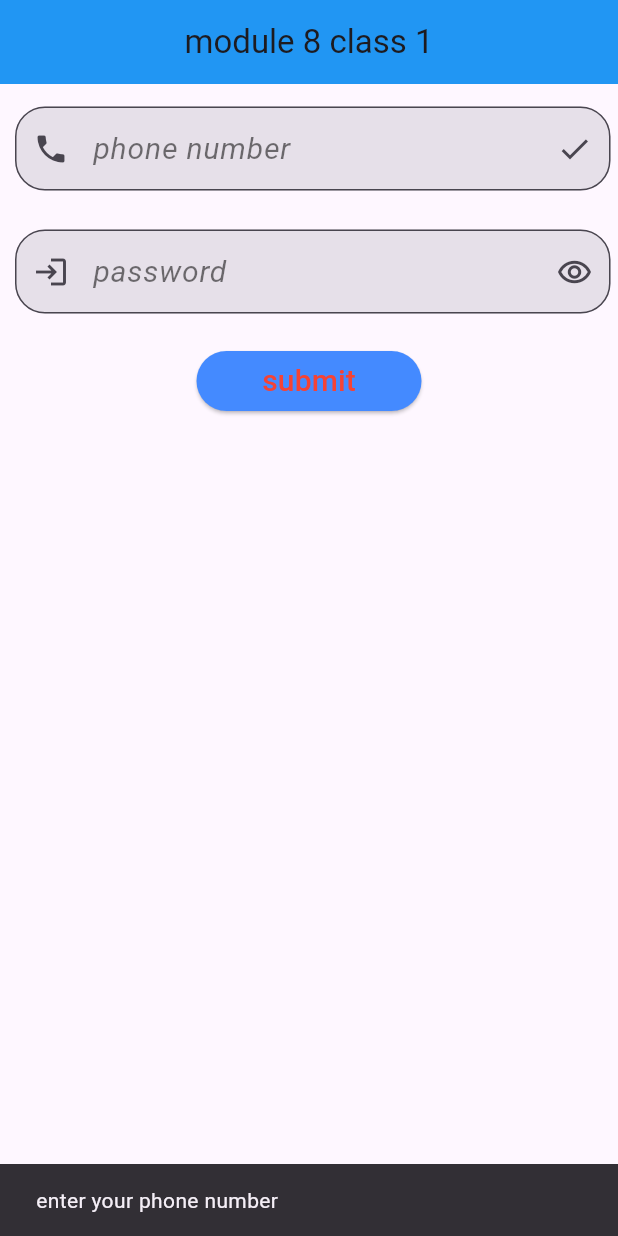
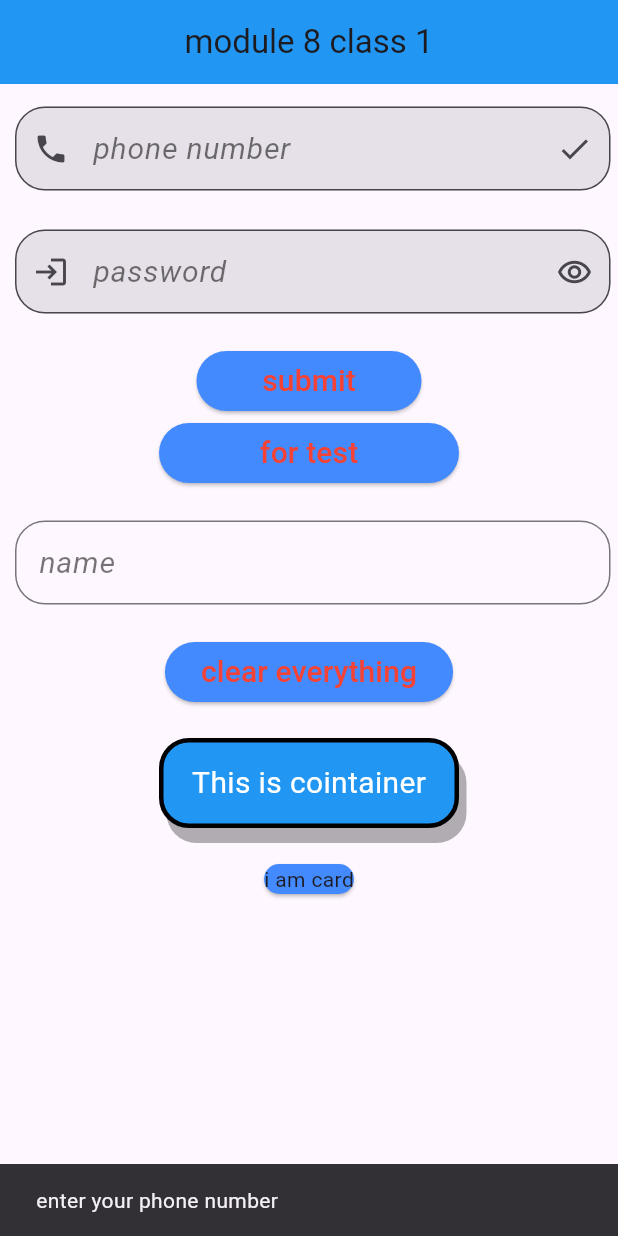
Before and after one commit to MIR-RIAZUL/ostad_11, a Flutter app: the screen it shows after launch, after a tap on "submit", on a phone screen of 412 x 824 dp. Run offline on Flutter 3.47's test engine with Material 3 defaults, Android fonts, the phone set to English and light mode, and no system bars.

Commit message:
end of module 8 ..class 1

```diff
--- a/lib/module_8/class1.dart
+++ b/lib/module_8/class1.dart
@@ -7,6 +7,8 @@ class class1 extends StatelessWidget {
   Widget build(BuildContext context) {
     TextEditingController phonecontrollor = TextEditingController();
     TextEditingController passwordcontroller = TextEditingController();
+    TextEditingController namecontroller = TextEditingController();
+
     return Scaffold(
       appBar: AppBar(
         title: Text("module 8 class 1"),
@@ -18,7 +20,7 @@ class class1 extends StatelessWidget {
           Padding(
             padding: const EdgeInsets.fromLTRB(10, 15, 5, 5),
             child: TextField(
-              keyboardType:TextInputType.phone,
+              keyboardType: TextInputType.phone,
               controller: phonecontrollor,
               decoration: InputDecoration(
                 filled: true,
@@ -46,13 +48,12 @@ class class1 extends StatelessWidget {
               obscureText: true,
               controller: passwordcontroller,
               decoration: InputDecoration(
-
                 filled: true,
                 focusColor: Colors.blue,
                 hintText: "enter your password:",
                 labelText: "password",
                 prefixIcon: Icon(Icons.login),
-                suffixIcon: Icon(Icons.remove_red_eye_outlined  ),
+                suffixIcon: Icon(Icons.remove_red_eye_outlined),
 
                 hintStyle: TextStyle(color: Colors.pink, fontSize: 15),
                 labelStyle: TextStyle(
@@ -68,7 +69,6 @@ class class1 extends StatelessWidget {
           ),
           SizedBox(height: 20),
 
-
           SizedBox(
             width: 150,
 
@@ -78,26 +78,19 @@ class class1 extends StatelessWidget {
                 foregroundColor: Colors.white,
               ),
               onPressed: () {
-                if(phonecontrollor.text.isEmpty){
+                if (phonecontrollor.text.isEmpty) {
                   ScaffoldMessenger.of(context).showSnackBar(
-                    SnackBar(content: Text("enter your phone number"))
+                    SnackBar(content: Text("enter your phone number")),
                   );
+                } else if (phonecontrollor.text.length < 11) {
+                  ScaffoldMessenger.of(context).showSnackBar(
+                    SnackBar(content: Text("enter valid phone number")),
+                  );
+                } else {
+                  ScaffoldMessenger.of(
+                    context,
+                  ).showSnackBar(SnackBar(content: Text(phonecontrollor.text)));
                 }
-                else if(phonecontrollor.text.length < 11)
-                {
-                  ScaffoldMessenger.of(context).showSnackBar(
-                      SnackBar(content: Text("enter valid phone number"))
-                  );
-
-                }
-                else
-                  {
-                    ScaffoldMessenger.of(context).showSnackBar(
-                        SnackBar(content: Text(phonecontrollor.text)),
-                    );
-                  }
-
-
               },
               child: Text(
                 "submit",
@@ -105,6 +98,86 @@ class class1 extends StatelessWidget {
               ),
             ),
           ),
+          SizedBox(
+            width: 200,
+            child: ElevatedButton(
+              style: ElevatedButton.styleFrom(
+                backgroundColor: Colors.blueAccent,
+                foregroundColor: Colors.white,
+              ),
+              onPressed: () {
+                ScaffoldMessenger.of(
+                  context,
+                ).showSnackBar(SnackBar(content: Text(namecontroller.text)));
+              },
+              child: Text(
+                "for test",
+                style: TextStyle(color: Colors.red, fontSize: 20),
+              ),
+            ),
+          ),
+          SizedBox(height: 20),
+          Padding(
+            padding: const EdgeInsets.fromLTRB(10, 1, 5, 1),
+            child: TextField(
+              controller: namecontroller,
+              decoration: InputDecoration(
+                hintText: "enter your name",
+                labelText: "name",
+                hintStyle: TextStyle(color: Colors.pink, fontSize: 15),
+                labelStyle: TextStyle(
+                  color: Colors.black54,
+                  fontSize: 20,
+                  fontStyle: FontStyle.italic,
+                ),
+                border: OutlineInputBorder(
+                  borderRadius: BorderRadius.circular(20),
+                ),
+              ),
+            ),
+          ),
+          SizedBox(height: 20),
+          ElevatedButton(
+            style: ElevatedButton.styleFrom(
+              backgroundColor: Colors.blueAccent,
+              foregroundColor: Colors.white,
+            ),
+            onPressed: () {
+              passwordcontroller.clear();
+              phonecontrollor.clear();
+              namecontroller.clear();
+            },
+            child: Text(
+              "clear everything",
+              style: TextStyle(color: Colors.red, fontSize: 20),
+            ),
+          ),
+          SizedBox(height: 20),
+
+          Container(
+            alignment: Alignment.center,
+
+            height: 60,
+            width: 200,
+            decoration: BoxDecoration(
+              color: Colors.blue,
+              borderRadius: BorderRadius.circular(20),
+              border: Border.all(color: Colors.black, width: 3),
+              boxShadow: [
+                BoxShadow(
+                  color: Colors.black26.withOpacity(0.3), // shadow color
+                  offset: Offset(5, 10), // changes position of shadow
+                ),
+              ],
+            ),
+            child: Text(
+              "This is cointainer",
+              style: TextStyle(color: Colors.white, fontSize: 20),
+            ),
+          ),
+          SizedBox(height: 20),
+
+          Card(child: Text("i am card"), color: Colors.blueAccent),
         ],
       ),
     );
```
